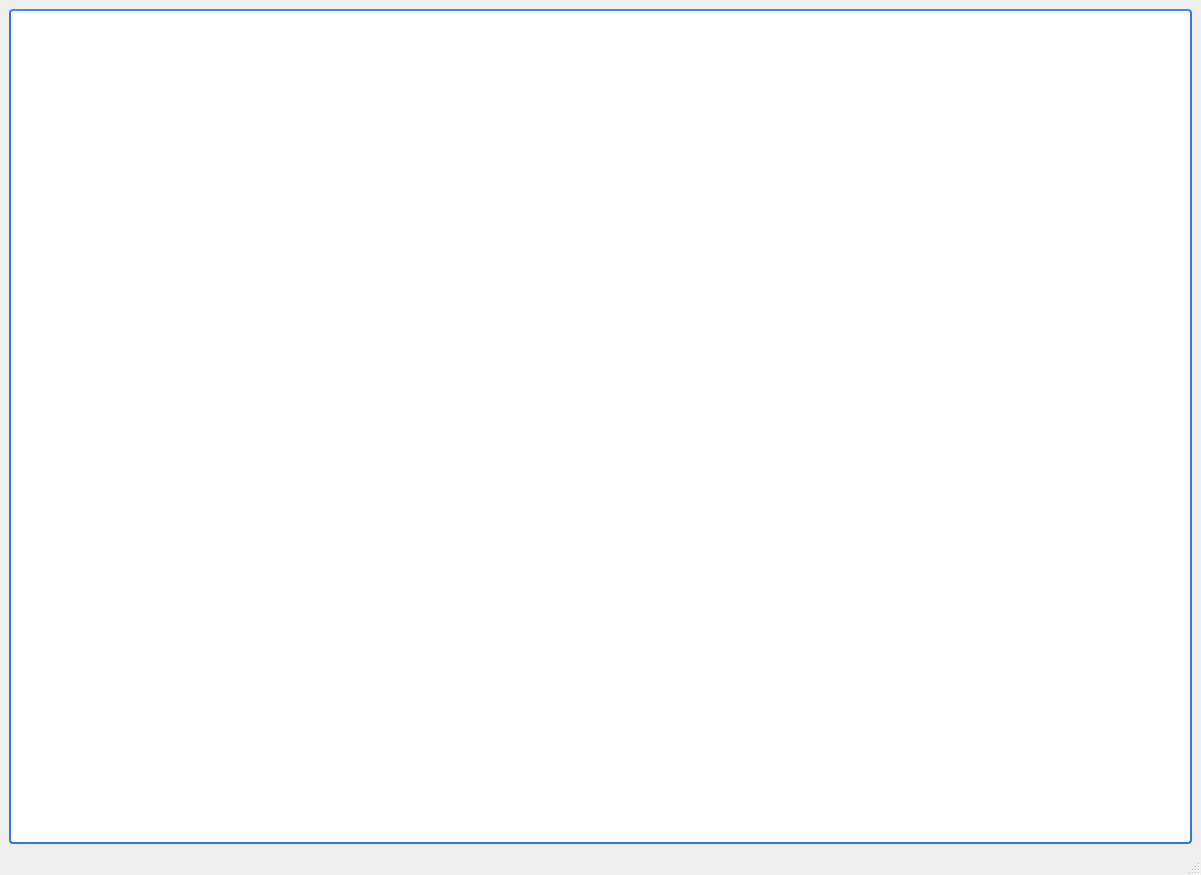
sid1980/ARMInspector, file ARMInspectorGUI/juristFrm.ui: the form before one commit.
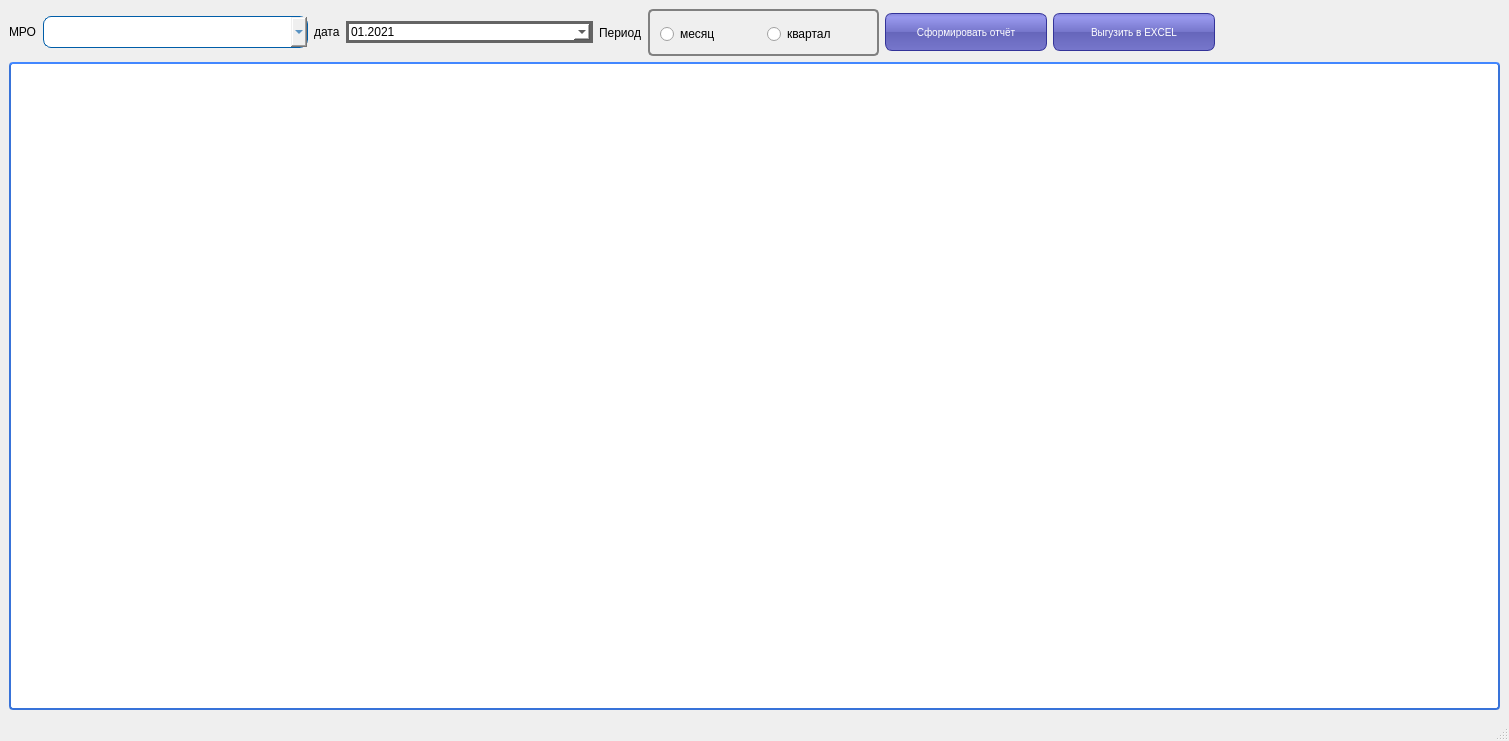
The form after the commit. Icons and pictures are not drawn.

What changed in the file:
```diff
--- a/ARMInspectorGUI/juristFrm.ui
+++ b/ARMInspectorGUI/juristFrm.ui
@@ -6,13 +6,28 @@
    <rect>
     <x>0</x>
     <y>0</y>
-    <width>1201</width>
-    <height>875</height>
+    <width>1509</width>
+    <height>741</height>
    </rect>
   </property>
+  <property name="sizePolicy">
+   <sizepolicy hsizetype="Maximum" vsizetype="Maximum">
+    <horstretch>0</horstretch>
+    <verstretch>0</verstretch>
+   </sizepolicy>
+  </property>
+  <property name="maximumSize">
+   <size>
+    <width>16777211</width>
+    <height>16777211</height>
+   </size>
+  </property>
   <property name="windowTitle">
    <string>juristFrm</string>
   </property>
+  <property name="layoutDirection">
+   <enum>Qt::LeftToRight</enum>
+  </property>
   <property name="styleSheet">
    <string notr="true">QHeaderView {
     background-color: #fff;
@@ -63,9 +78,359 @@
      subcontrol-origin: margin;
  }</string>
   </property>
+  <property name="toolButtonStyle">
+   <enum>Qt::ToolButtonTextUnderIcon</enum>
+  </property>
   <widget class="QWidget" name="centralwidget">
-   <layout class="QGridLayout" name="gridLayout">
+   <layout class="QGridLayout" name="gridLayout_5">
+    <item row="0" column="3">
+     <widget class="QPushButton" name="pushButton">
+      <property name="sizePolicy">
+       <sizepolicy hsizetype="Maximum" vsizetype="Maximum">
+        <horstretch>0</horstretch>
+        <verstretch>0</verstretch>
+       </sizepolicy>
+      </property>
+      <property name="styleSheet">
+       <string notr="true">QPushButton {
+color: white;
+background-color: QLinearGradient( x1: 0, y1: 0, x2: 0, y2: 1, stop: 0 #88d, stop: 0.1 #99e, stop: 0.49 #77c, stop: 0.5 #66b, stop: 1 #77c);
+border-width: 1px;
+border-color: #339;
+border-style: solid;
+border-radius: 7;
+padding: 3px;
+font-size: 10px;
+padding-left: 5px;
+padding-right: 5px;
+min-width: 150px;
+max-width: 150px;
+min-height: 30px;
+max-height: 30px;
+}
+</string>
+      </property>
+      <property name="text">
+       <string>Сформировать отчёт</string>
+      </property>
+      <property name="flat">
+       <bool>true</bool>
+      </property>
+     </widget>
+    </item>
+    <item row="0" column="1">
+     <layout class="QGridLayout" name="gridLayout_2">
+      <item row="0" column="0">
+       <widget class="QLabel" name="label">
+        <property name="sizePolicy">
+         <sizepolicy hsizetype="Maximum" vsizetype="Maximum">
+          <horstretch>0</horstretch>
+          <verstretch>0</verstretch>
+         </sizepolicy>
+        </property>
+        <property name="text">
+         <string>дата</string>
+        </property>
+       </widget>
+      </item>
+      <item row="0" column="1">
+       <widget class="QDateEdit" name="dateEdit">
+        <property name="enabled">
+         <bool>true</bool>
+        </property>
+        <property name="sizePolicy">
+         <sizepolicy hsizetype="Maximum" vsizetype="Maximum">
+          <horstretch>0</horstretch>
+          <verstretch>0</verstretch>
+         </sizepolicy>
+        </property>
+        <property name="maximumSize">
+         <size>
+          <width>16777213</width>
+          <height>16777214</height>
+         </size>
+        </property>
+        <property name="styleSheet">
+         <string notr="true">QDateEdit
+{
+    background-color: white;
+    border-style: solid;
+    border-width: 3px;
+    border-color: rgb(100,100,100);
+    spacing: 5px; 
+}
+
+
+QDateEdit::drop-down {
+    image: url(:/new/myapp/cbarrowdn.png);
+    width:50px;
+    height:15px;
+    subcontrol-position: right top;
+    subcontrol-origin:margin;
+    background-color: white;
+    border-style: solid;
+    border-width: 3px;
+    border-color: rgb(100,100,100);
+   spacing: 5px; 
+}</string>
+        </property>
+        <property name="frame">
+         <bool>true</bool>
+        </property>
+        <property name="buttonSymbols">
+         <enum>QAbstractSpinBox::NoButtons</enum>
+        </property>
+        <property name="showGroupSeparator" stdset="0">
+         <bool>true</bool>
+        </property>
+        <property name="dateTime">
+         <datetime>
+          <hour>0</hour>
+          <minute>0</minute>
+          <second>0</second>
+          <year>2021</year>
+          <month>1</month>
+          <day>1</day>
+         </datetime>
+        </property>
+        <property name="currentSection">
+         <enum>QDateTimeEdit::MonthSection</enum>
+        </property>
+        <property name="displayFormat">
+         <string>MM.yyyy</string>
+        </property>
+        <property name="calendarPopup">
+         <bool>true</bool>
+        </property>
+       </widget>
+      </item>
+     </layout>
+    </item>
+    <item row="0" column="2">
+     <layout class="QGridLayout" name="gridLayout_3">
+      <item row="0" column="0">
+       <widget class="QLabel" name="label_2">
+        <property name="sizePolicy">
+         <sizepolicy hsizetype="Maximum" vsizetype="Maximum">
+          <horstretch>0</horstretch>
+          <verstretch>0</verstretch>
+         </sizepolicy>
+        </property>
+        <property name="maximumSize">
+         <size>
+          <width>16777215</width>
+          <height>16777211</height>
+         </size>
+        </property>
+        <property name="text">
+         <string>Период</string>
+        </property>
+       </widget>
+      </item>
+      <item row="0" column="1">
+       <widget class="QGroupBox" name="groupBox">
+        <property name="sizePolicy">
+         <sizepolicy hsizetype="Minimum" vsizetype="Minimum">
+          <horstretch>0</horstretch>
+          <verstretch>0</verstretch>
+         </sizepolicy>
+        </property>
+        <property name="maximumSize">
+         <size>
+          <width>16777215</width>
+          <height>16777211</height>
+         </size>
+        </property>
+        <property name="styleSheet">
+         <string notr="true">QGroupBox {
+    background-color: qlineargradient(x1: 0, y1: 0, x2: 0, y2: 1,
+                                      stop: 0 #E0E0E0, stop: 1 #FFFFFF);
+    border: 2px solid gray;
+    border-radius: 5px;
+    margin-top: 1ex; /* leave space at the top for the title */
+}
+
+QGroupBox::title {
+    subcontrol-origin: margin;
+    subcontrol-position: top center; /* position at the top center */
+    padding: 0 3px;
+    background-color: qlineargradient(x1: 0, y1: 0, x2: 0, y2: 1,
+                                      stop: 0 #FFOECE, stop: 1 #FFFFFF);
+}
+
+</string>
+        </property>
+        <property name="title">
+         <string/>
+        </property>
+        <layout class="QGridLayout" name="gridLayout">
+         <item row="0" column="1">
+          <widget class="QRadioButton" name="radioButton_2">
+           <property name="styleSheet">
+            <string notr="true">QGroupBox {
+    background-color: qlineargradient(x1: 0, y1: 0, x2: 0, y2: 1,
+                                      stop: 0 #E0E0E0, stop: 1 #FFFFFF);
+    border: 2px solid gray;
+    border-radius: 5px;
+    margin-top: 1ex; /* leave space at the top for the title */
+}
+
+QGroupBox::title {
+    subcontrol-origin: margin;
+    subcontrol-position: top center; /* position at the top center */
+    padding: 0 3px;
+    background-color: qlineargradient(x1: 0, y1: 0, x2: 0, y2: 1,
+                                      stop: 0 #FFOECE, stop: 1 #FFFFFF);
+}
+
+</string>
+           </property>
+           <property name="text">
+            <string>квартал</string>
+           </property>
+          </widget>
+         </item>
+         <item row="0" column="0">
+          <widget class="QRadioButton" name="radioButton">
+           <property name="text">
+            <string>месяц</string>
+           </property>
+          </widget>
+         </item>
+        </layout>
+       </widget>
+      </item>
+     </layout>
+    </item>
     <item row="0" column="0">
+     <layout class="QGridLayout" name="gridLayout_4">
+      <item row="0" column="0">
+       <widget class="QLabel" name="label_3">
+        <property name="sizePolicy">
+         <sizepolicy hsizetype="Maximum" vsizetype="Maximum">
+          <horstretch>0</horstretch>
+          <verstretch>0</verstretch>
+         </sizepolicy>
+        </property>
+        <property name="layoutDirection">
+         <enum>Qt::LeftToRight</enum>
+        </property>
+        <property name="autoFillBackground">
+         <bool>false</bool>
+        </property>
+        <property name="styleSheet">
+         <string notr="true"/>
+        </property>
+        <property name="frameShadow">
+         <enum>QFrame::Sunken</enum>
+        </property>
+        <property name="text">
+         <string>МРО</string>
+        </property>
+        <property name="alignment">
+         <set>Qt::AlignJustify|Qt::AlignVCenter</set>
+        </property>
+       </widget>
+      </item>
+      <item row="0" column="1">
+       <widget class="QComboBox" name="comboBox">
+        <property name="sizePolicy">
+         <sizepolicy hsizetype="Maximum" vsizetype="Fixed">
+          <horstretch>0</horstretch>
+          <verstretch>0</verstretch>
+         </sizepolicy>
+        </property>
+        <property name="maximumSize">
+         <size>
+          <width>16777215</width>
+          <height>16777205</height>
+         </size>
+        </property>
+        <property name="autoFillBackground">
+         <bool>false</bool>
+        </property>
+        <property name="styleSheet">
+         <string notr="true">QComboBox {
+   background: qlineargradient(
+   x1:0, y1:0, x2:0, y2:1,
+   stop:0 #f9f9f9,
+   stop: 0.5 #c6c6c6,
+   stop: 0.6 #dfdfdf,
+   stop:1 #f9f9f9 );
+   border-style: solid;
+   border-width: 1px;
+   border-color: rgb(0, 93, 168);
+   border-radius: 8px;
+   color: rgb(0, 93, 168);
+   min-width: 230px;
+   min-height: 30px;
+   padding-left: 15px;
+}
+QComboBox:on {
+   border-radius: 30px;
+   background:transparent;
+}
+QComboBox::drop-down {
+   image: url(:/bwt/downarrow.png);
+   subcontrol-position: center right;
+   margin-right: 10px;
+}
+QComboBox QAbstractItemView::item {
+   padding: 10px 10px 10px 10px;
+}
+QComboBox QAbstractItemView {
+   color: rgb(0, 93, 168);
+   background: transparent;
+}
+QComboBox QListView::item {
+   background: qradialgradient(
+   cx: 0.5, cy: -1.6, fx: 0.5, fy: 0,
+   radius: 2,
+   stop: 0 #C4C4C4,
+   stop: 1 #DBDBDB );
+   border-style: solid;
+   border-width: 1px;
+   border-color: rgb(0, 93, 168);
+   border-radius: 20px;
+}</string>
+        </property>
+        <property name="editable">
+         <bool>false</bool>
+        </property>
+       </widget>
+      </item>
+     </layout>
+    </item>
+    <item row="0" column="4">
+     <widget class="QPushButton" name="pushButton_2">
+      <property name="styleSheet">
+       <string notr="true">QPushButton {
+color: white;
+background-color: QLinearGradient( x1: 0, y1: 0, x2: 0, y2: 1, stop: 0 #88d, stop: 0.1 #99e, stop: 0.49 #77c, stop: 0.5 #66b, stop: 1 #77c);
+border-width: 1px;
+border-color: #339;
+border-style: solid;
+border-radius: 7;
+padding: 3px;
+font-size: 10px;
+padding-left: 5px;
+padding-right: 5px;
+min-width: 150px;
+max-width: 150px;
+min-height: 30px;
+max-height: 30px;
+}
+</string>
+      </property>
+      <property name="text">
+       <string>Выгузить в EXCEL</string>
+      </property>
+     </widget>
+    </item>
+    <item row="0" column="5">
+     <layout class="QHBoxLayout" name="horizontalLayout"/>
+    </item>
+    <item row="1" column="0" colspan="6">
      <widget class="QTableView" name="tableView"/>
     </item>
    </layout>
```
Left out of the diff: 2 changed lines with no effect on the pictures.
